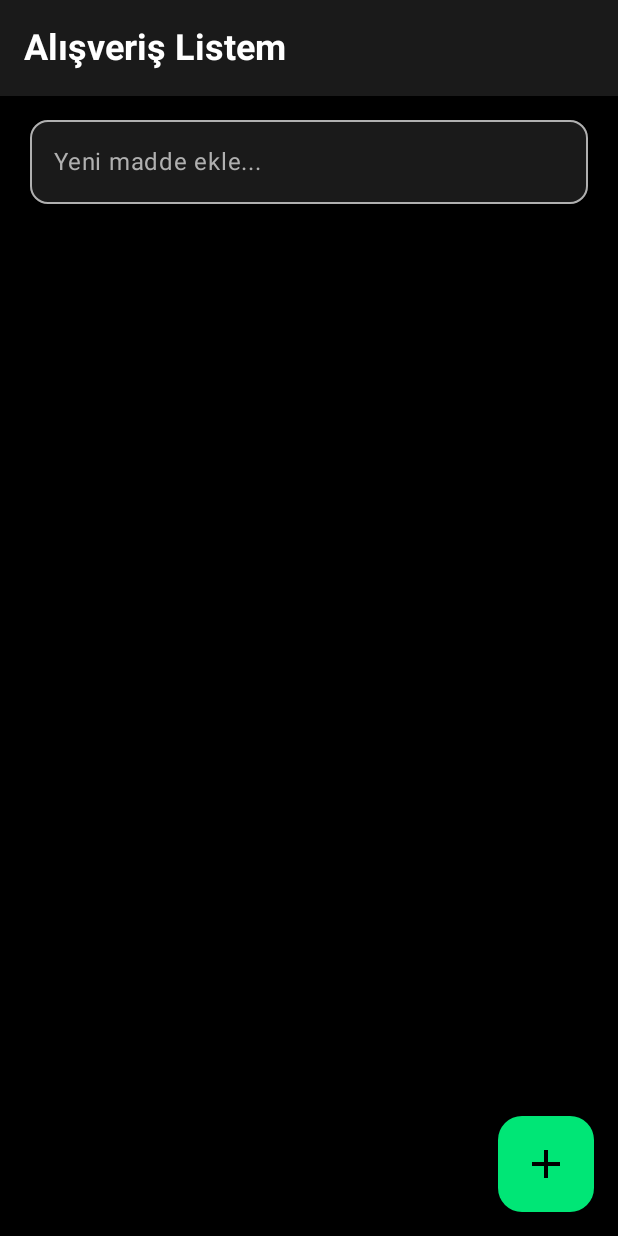
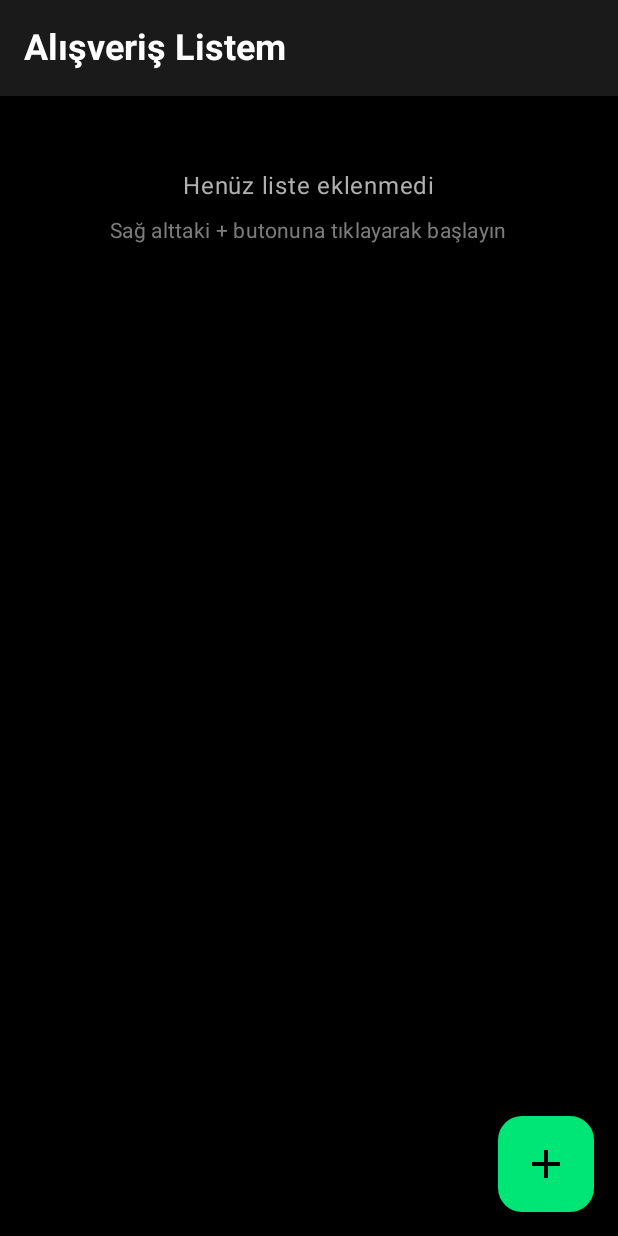
Before and after one commit to bymaskeli53/ShopList, an Android app built with Jetpack Compose: the composable ShoppingListScreen called with empty values, on a phone screen of 412 x 824 dp. Run offline under Robolectric (Android 15) with nearby library versions, the phone set to English and light mode, and no system bars; 1 statement that could not run was skipped.

Commit message:
feat: Integrate SQLDelight for data persistence and add navigation
This commit introduces a data persistence layer using SQLDelight and sets up a multi-screen architecture with Jetpack Compose Navigation.

### Core Changes:
- **SQLDelight Integration:**
    - Added the SQLDelight plugin and dependencies for multiplatform support (Android, iOS, JVM).
    - Configured a `ShopListDatabase` for local data storage.
    - Implemented a `ShoppingRepository` to handle data operations and a `DatabaseDriverFactory` for platform-specific driver creation.

- **Navigation & ViewModels:**
    - Integrated `navigation-compose` to manage navigation between screens.
    - A `ShoppingViewModel` is introduced to manage UI state, interact with the repository, and expose data as a `StateFlow`.
    - The `App` composable now hosts the `NavHost` and initializes the repository and ViewModel.

### UI & Feature Changes:
- **Screen Navigation:**
    - The app now has three main routes: `shopping_list` (main screen), `add_item` (for creating new lists), and `detail/{listId}` (for viewing/editing a list).
- **`ShoppingListScreen`:**
    - The screen is refactored to display a list of `ShoppingListUI` objects instead of individual items.
    - The Floating Action Button now navigates to the `AddItemScreen`.
    - A new empty state view is shown when no lists are present.
- **`ItemRow` to `ListRow`:**
    - The `ItemRow` composable has been renamed and redesigned to `ListRow`.
    - It now displays a summary of a shopping list, including a comma-separated preview of items and the total item count.
    - Clicking the row navigates to the detail screen, while the check icon toggles the "bought" status of the entire list.
- **New UI Models:**
    - Introduced `ShoppingListUI` and `ShoppingListItemUI` data classes to represent the UI state for lists and their items.

### Dependency Updates:
- **`build.gradle.kts`:**
    - Added SQLDelight dependencies for `runtime`, `coroutines`, `android-driver`, `native-driver`, and `sqlite-driver`.
    - Replaced the hardcoded Material Icons dependency with a version from `libs.versions.toml`.
- **`libs.versions.toml`:**
    - Added versions and library definitions for `sqldelight` and its extensions.

```diff
--- a/composeApp/src/commonMain/kotlin/com/gundogar/shoplist/ShopListScreen.kt
+++ b/composeApp/src/commonMain/kotlin/com/gundogar/shoplist/ShopListScreen.kt
@@ -4,7 +4,6 @@ import androidx.compose.foundation.background
 import androidx.compose.foundation.layout.*
 import androidx.compose.foundation.lazy.LazyColumn
 import androidx.compose.foundation.lazy.items
-import androidx.compose.foundation.shape.RoundedCornerShape
 import androidx.compose.material.icons.Icons
 import androidx.compose.material.icons.filled.Add
 import androidx.compose.material3.*
@@ -18,12 +17,12 @@ import androidx.compose.ui.unit.dp
 @OptIn(ExperimentalMaterial3Api::class)
 @Composable
 fun ShoppingListScreen(
-    items: List<ShoppingItem>,
-    onToggleBought: (ShoppingItem) -> Unit = {},
-    onAddItem: (String) -> Unit = {},
+    lists: List<ShoppingListUI>,
+    onToggleBought: (ShoppingListUI) -> Unit = {},
+    onListClick: (ShoppingListUI) -> Unit = {},
+    onNavigateToAdd: () -> Unit = {},
     modifier: Modifier = Modifier
 ) {
-    var newText by remember { mutableStateOf("") }
 
     // High-contrast color scheme
     val backgroundColor = Color(0xFF000000) // Pure black
@@ -51,12 +50,7 @@ fun ShoppingListScreen(
         },
         floatingActionButton = {
             FloatingActionButton(
-                onClick = {
-                    if (newText.isNotBlank()) {
-                        onAddItem(newText)
-                        newText = ""
-                    }
-                },
+                onClick = onNavigateToAdd,
                 containerColor = accentColor,
                 contentColor = Color.Black,
                 modifier = Modifier.size(64.dp) // Minimum 48dp touch target
@@ -77,52 +71,45 @@ fun ShoppingListScreen(
                 .background(backgroundColor)
                 .padding(horizontal = 20.dp, vertical = 16.dp)
         ) {
-            // Input field with improved styling
-            OutlinedTextField(
-                value = newText,
-                onValueChange = { newText = it },
-                placeholder = {
-                    Text(
-                        "Yeni madde ekle...",
-                        color = textSecondary
-                    )
-                },
-                modifier = Modifier
-                    .fillMaxWidth()
-                    .heightIn(min = 56.dp), // Minimum touch target height
-                colors = OutlinedTextFieldDefaults.colors(
-                    focusedTextColor = textPrimary,
-                    unfocusedTextColor = textPrimary,
-                    focusedBorderColor = accentColor,
-                    unfocusedBorderColor = textSecondary,
-                    cursorColor = accentColor,
-                    focusedContainerColor = surfaceColor,
-                    unfocusedContainerColor = surfaceColor
-                ),
-                shape = RoundedCornerShape(12.dp),
-                textStyle = MaterialTheme.typography.bodyLarge
-            )
-
-            Spacer(modifier = Modifier.height(24.dp))
-
-            // Item count indicator
-            if (items.isNotEmpty()) {
+            // List count indicator
+            if (lists.isNotEmpty()) {
                 Text(
-                    text = "${items.size} madde",
+                    text = "${lists.size} liste",
                     style = MaterialTheme.typography.labelMedium,
                     color = textSecondary,
                     modifier = Modifier.padding(bottom = 12.dp)
                 )
+            } else {
+                // Empty state
+                Column(
+                    modifier = Modifier
+                        .fillMaxWidth()
+                        .padding(vertical = 32.dp),
+                    horizontalAlignment = androidx.compose.ui.Alignment.CenterHorizontally
+                ) {
+                    Text(
+                        text = "Henüz liste eklenmedi",
+                        style = MaterialTheme.typography.bodyLarge,
+                        color = textSecondary,
+                        modifier = Modifier.padding(bottom = 8.dp)
+                    )
+                    Text(
+                        text = "Sağ alttaki + butonuna tıklayarak başlayın",
+                        style = MaterialTheme.typography.bodyMedium,
+                        color = textSecondary.copy(alpha = 0.7f)
+                    )
+                }
             }
 
-            // Shopping list
+            // Shopping lists
             LazyColumn(
                 modifier = Modifier.fillMaxSize(),
                 verticalArrangement = Arrangement.spacedBy(12.dp)
             ) {
-                items(items) { item ->
-                    ItemRow(
-                        item = item,
+                items(lists) { list ->
+                    ListRow(
+                        list = list,
+                        onClick = { onListClick(it) },
                         onToggle = { onToggleBought(it) },
                         backgroundColor = surfaceColor,
                         textColor = textPrimary,
@@ -139,4 +126,16 @@ fun ShoppingListScreen(
     }
 }
 
-data class ShoppingItem(val id: String, val title: String, val amount: String = "", val bought: Boolean = false)
+// UI Models
+data class ShoppingListUI(
+    val id: String,
+    val items: List<ShoppingListItemUI>,
+    val bought: Boolean = false,
+    val createdAt: Long
+)
+
+data class ShoppingListItemUI(
+    val id: String,
+    val title: String,
+    val amount: String = ""
+)
```
Also changed, not shown: composeApp/build.gradle.kts (+18 -12 lines), composeApp/src/androidMain/kotlin/com/gundogar/shoplist/MainActivity.kt (+2 -9 lines), composeApp/src/commonMain/kotlin/com/gundogar/shoplist/App.kt (+49 -17 lines), composeApp/src/commonMain/kotlin/com/gundogar/shoplist/ItemRow.kt (+32 -21 lines), gradle/libs.versions.toml (+11 -0 lines), 1 other file.
